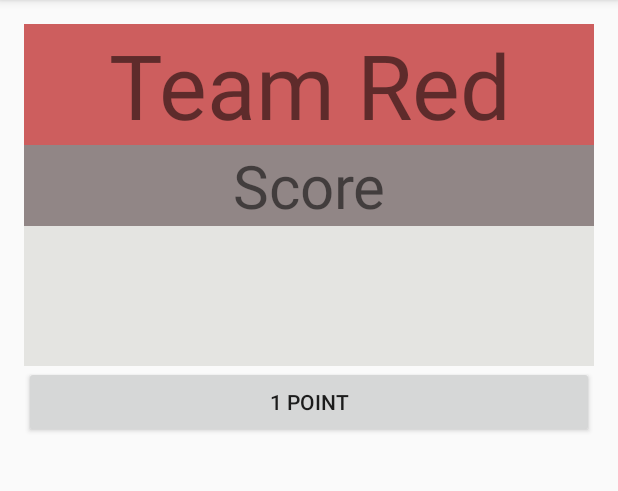
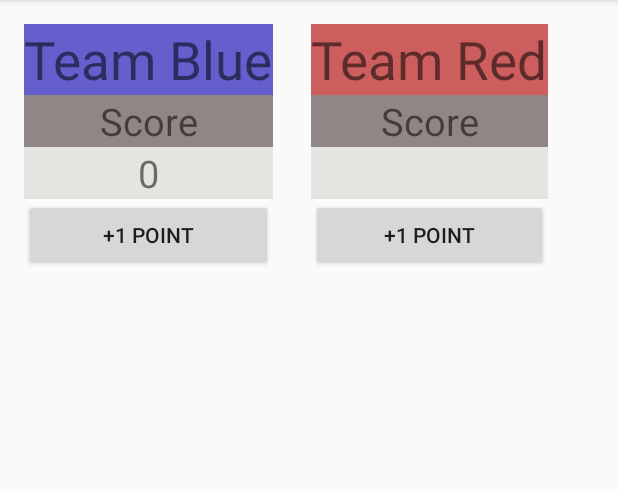
Before and after one commit to Jackson-McGlasson/CourtCounter, an Android app: the screen it shows after launch (MainActivity), on a phone screen of 412 x 824 dp, the part 84-575 px from its top. Run offline under Robolectric (Android 15) with nearby library versions, the phone set to English and light mode, and no system bars.

Commit message:
worked on milestone 4, added second team

```diff
--- a/app/src/main/java/com/academy/app/courtcounter/MainActivity.java
+++ b/app/src/main/java/com/academy/app/courtcounter/MainActivity.java
@@ -7,8 +7,12 @@
 
 public class MainActivity extends AppCompatActivity {
     private TextView textView3;
+    private TextView textView6;
+    private int a;
     public void onClick1(Button button1){
-        textView3.setText("1");
+        a++;
+        textView3.setText(String.valueOf(a));
+        textView3.setText("" +a);
     }
 
     @Override
--- a/app/src/main/res/layout/activity_main.xml
+++ b/app/src/main/res/layout/activity_main.xml
@@ -10,32 +10,35 @@
     tools:context="com.academy.app.courtcounter.MainActivity">
 
     <LinearLayout
+        android:orientation="horizontal"
+        android:layout_width="match_parent"
+        android:layout_height="match_parent">
+
+        <LinearLayout
             android:orientation="vertical"
-        android:layout_width="match_parent"
-        android:layout_height="match_parent"
-        android:layout_alignParentTop="true"
-        android:layout_centerHorizontal="true"
-        android:gravity="top|center">
-
+            android:layout_width="wrap_content"
+            android:layout_height="wrap_content"
+            android:paddingRight="25sp">
             <TextView
                 android:layout_width="match_parent"
                 android:layout_height="wrap_content"
-            android:text="Team Red"
+                android:text="Team Blue"
                 android:textAlignment="center"
-            android:textSize="60sp"
+                android:textSize="35sp"
                 android:id="@+id/textView1"
                 android:gravity="center"
-            android:background="#cd5e5e"
+                android:background="#655ecd"
                 android:layout_alignParentTop="true"
                 android:layout_alignParentRight="true"
-            android:layout_alignParentEnd="true" />
+                android:layout_alignParentEnd="true"
+                android:autoText="true" />
 
             <TextView
                 android:layout_width="match_parent"
                 android:layout_height="wrap_content"
                 android:text="Score"
                 android:textAlignment="center"
-            android:textSize="40sp"
+                android:textSize="25sp"
                 android:layout_below="@+id/textView"
                 android:gravity="center"
                 android:layout_alignParentRight="true"
@@ -48,9 +51,66 @@
                 android:layout_height="wrap_content"
 
                 android:textAlignment="center"
-            android:textSize="70sp"
+                android:textSize="25sp"
                 android:background="#e4e4e1"
-            android:layout_below="@+id/textView3"
+                android:id="@+id/textView3"
+                android:gravity="center"
+                android:layout_alignParentBottom="true"
+                android:layout_alignParentRight="true"
+                android:layout_alignParentEnd="true" />
+
+            <Button
+                android:layout_width="match_parent"
+                android:layout_height="wrap_content"
+                android:text="+1 Point"
+                android:id="@+id/button2"
+                android:layout_gravity="center_horizontal"
+                android:onClick="onClick1"/>
+        </LinearLayout>
+
+        <LinearLayout
+            android:orientation="vertical"
+            android:layout_width="wrap_content"
+            android:layout_height="wrap_content"
+            android:gravity="top|center"
+            android:layout_alignParentTop="true"
+            android:layout_alignParentRight="true"
+            android:layout_alignParentEnd="true">
+
+            <TextView
+                android:layout_width="match_parent"
+                android:layout_height="wrap_content"
+                android:text="Team Red"
+                android:textAlignment="center"
+                android:textSize="35sp"
+                android:id="@+id/textView4"
+                android:gravity="center"
+                android:background="#cd5e5e"
+                android:layout_alignParentTop="true"
+                android:layout_alignParentRight="true"
+                android:layout_alignParentEnd="true" />
+
+            <TextView
+                android:layout_width="match_parent"
+                android:layout_height="wrap_content"
+                android:text="Score"
+                android:textAlignment="center"
+                android:textSize="25sp"
+                android:layout_below="@+id/textView"
+                android:gravity="center"
+                android:layout_alignParentRight="true"
+                android:layout_alignParentEnd="true"
+                android:background="#918686"
+                android:id="@+id/textView5" />
+
+            <TextView
+                android:layout_width="match_parent"
+                android:layout_height="wrap_content"
+                android:id="@+id/textView6"
+                android:textAlignment="center"
+                android:textSize="25sp"
+                android:background="#e4e4e1"
+                android:layout_below="@+id/textView6"
                 android:gravity="center"
                 android:layout_alignParentRight="true"
                 android:layout_alignParentEnd="true" />
@@ -58,11 +118,12 @@
             <Button
                 android:layout_width="match_parent"
                 android:layout_height="wrap_content"
-            android:text="1 Point"
+                android:text="+1 Point"
                 android:id="@+id/button1"
                 android:layout_gravity="center_horizontal"
                 android:onClick="onClick1"/>
 
         </LinearLayout>
+    </LinearLayout>
 
 </RelativeLayout>
```
Also changed, not shown: 1 other file. Lines whose indentation alone changed are shown as unchanged.
